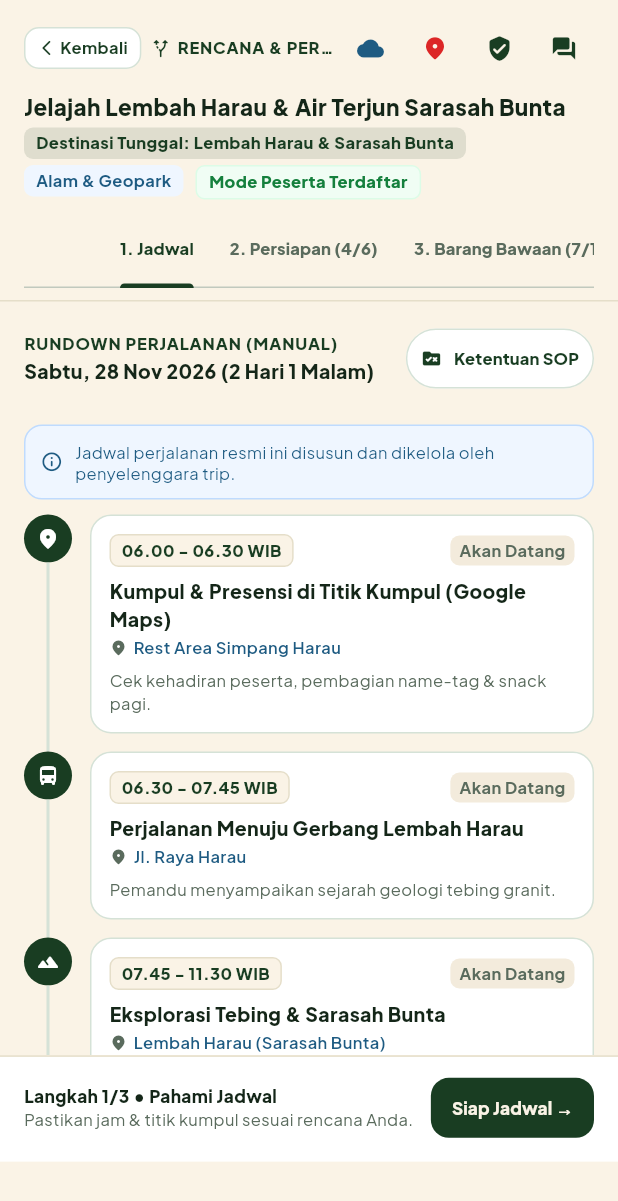
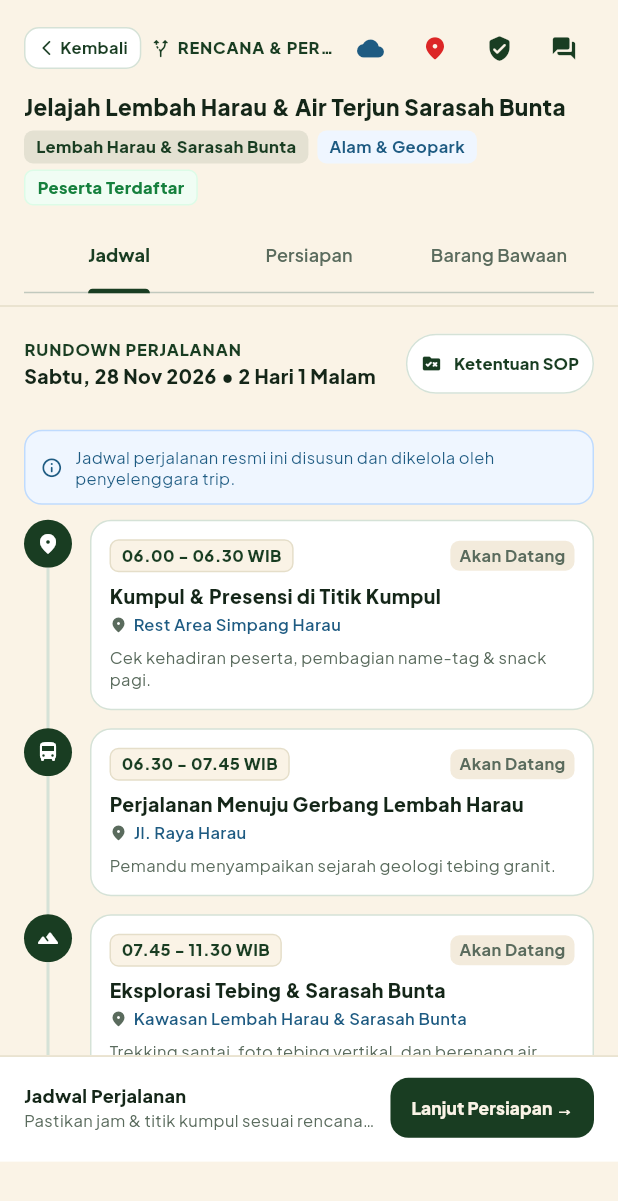
Before and after one commit to LuthfiaHasan/WISGO, a Flutter app: the TripPlannerDetailSheet widget shown alone on an empty page, opened directly with sample values from the repository, on a phone screen of 412 x 824 dp. Shown: the top 1201 px of the screen. Run offline on Flutter 3.47's test engine with Material 3 defaults, Android fonts, the phone set to English and light mode, and no system bars; our stand-ins replace audioplayers, flutter_map, flutter_tts, google_fonts, latlong2, pdf and 2 more; missing offline and left inert: dart:js_interop, dart:ui_web, panorama_viewer; accounts and stored records are empty; network calls fail.

Commit message:
refactor(trip-planner): clean up Rencana & Persiapan tabs and remove fraction counters

```diff
--- a/mobile/lib/features/trip_planner/models/open_trip_model.dart
+++ b/mobile/lib/features/trip_planner/models/open_trip_model.dart
@@ -925,7 +925,7 @@ final List<OpenTripItem> kMockOpenTrips = [
     itinerary: [
       TripItineraryStep(
         time: '06.00 - 06.30 WIB',
-        activity: 'Kumpul & Presensi di Titik Kumpul (Google Maps)',
+        activity: 'Kumpul & Presensi di Titik Kumpul',
         location: 'Rest Area Simpang Harau',
         notes: 'Cek kehadiran peserta, pembagian name-tag & snack pagi.',
         status: 'Akan Datang',
@@ -942,7 +942,7 @@ final List<OpenTripItem> kMockOpenTrips = [
       TripItineraryStep(
         time: '07.45 - 11.30 WIB',
         activity: 'Eksplorasi Tebing & Sarasah Bunta',
-        location: 'Lembah Harau (Sarasah Bunta)',
+        location: 'Kawasan Lembah Harau & Sarasah Bunta',
         notes: 'Trekking santai, foto tebing vertikal, dan berenang air terjun.',
         status: 'Akan Datang',
         icon: Icons.landscape_rounded,
--- a/mobile/lib/features/trip_planner/presentation/widgets/open_trip_participants_sheet.dart
+++ b/mobile/lib/features/trip_planner/presentation/widgets/open_trip_participants_sheet.dart
@@ -268,12 +268,16 @@ class _OpenTripParticipantsSheetState extends State<OpenTripParticipantsSheet> {
                                     ),
                                     _miniCheck(
                                       'Persiapan',
-                                      '${p.readinessDone}/${p.readinessTotal}',
+                                      p.readinessDone >= p.readinessTotal
+                                          ? 'Siap ✓'
+                                          : 'Proses',
                                       p.readinessDone >= p.readinessTotal,
                                     ),
                                     _miniCheck(
                                       'Barang',
-                                      '${p.packingDone}/${p.packingTotal}',
+                                      p.packingDone >= p.packingTotal
+                                          ? 'Siap ✓'
+                                          : 'Proses',
                                       p.packingDone >= p.packingTotal,
                                     ),
                                   ],
--- a/mobile/lib/features/trip_planner/presentation/widgets/trip_planner_detail_sheet.dart
+++ b/mobile/lib/features/trip_planner/presentation/widgets/trip_planner_detail_sheet.dart
@@ -107,19 +107,19 @@ class _TripPlannerDetailSheetState extends State<TripPlannerDetailSheet>
                     ),
                     child: Column(
                       crossAxisAlignment: CrossAxisAlignment.start,
-                      children: [
+                      children: const [
                         Text(
-                          '• Persiapan Trip: $readinessDone / $readinessTotal selesai',
-                          style: const TextStyle(
+                          '• Jadwal perjalanan sudah dipahami',
+                          style: TextStyle(
                             fontSize: 12,
                             fontWeight: FontWeight.w700,
                             color: AppColors.ink,
                           ),
                         ),
-                        const SizedBox(height: 4),
+                        SizedBox(height: 4),
                         Text(
-                          '• Barang Bawaan: $packingDone / $packingTotal selesai',
-                          style: const TextStyle(
+                          '• Persiapan & barang bawaan sudah lengkap',
+                          style: TextStyle(
                             fontSize: 12,
                             fontWeight: FontWeight.w700,
                             color: AppColors.ink,
@@ -401,9 +401,9 @@ class _TripPlannerDetailSheetState extends State<TripPlannerDetailSheet>
                     ),
                     const SizedBox(height: 12),
 
-                    // 1. JAM / WAKTU (DISEDIAKAN SISTEM)
+                    // 1. JAM / WAKTU
                     const Text(
-                      'PILIHAN JAM / WAKTU (DARI SISTEM):',
+                      'PILIHAN JAM / WAKTU',
                       style: TextStyle(fontSize: 11, fontWeight: FontWeight.w800, color: AppColors.forest),
                     ),
                     const SizedBox(height: 4),
@@ -464,16 +464,16 @@ class _TripPlannerDetailSheetState extends State<TripPlannerDetailSheet>
                     ),
                     const SizedBox(height: 10),
 
-                    // 2. NAMA KEGIATAN (DIISI MANUAL OLEH PEMBUAT TRIP)
+                    // 2. NAMA KEGIATAN
                     const Text(
-                      'NAMA KEGIATAN / AKTIVITAS (MANUAL):',
+                      'NAMA KEGIATAN',
                       style: TextStyle(fontSize: 11, fontWeight: FontWeight.w800, color: AppColors.forest),
                     ),
                     const SizedBox(height: 4),
                     TextField(
                       controller: activityCtrl,
                       decoration: InputDecoration(
-                        hintText: 'Cth: Kumpul & Briefing / Trekking Air Terjun',
+                        hintText: 'Kumpul & Briefing / Trekking Air Terjun',
                         hintStyle: const TextStyle(fontSize: 11, color: AppColors.muted),
                         filled: true,
                         fillColor: AppColors.cream,
@@ -483,16 +483,16 @@ class _TripPlannerDetailSheetState extends State<TripPlannerDetailSheet>
                     ),
                     const SizedBox(height: 10),
 
-                    // 3. LOKASI KEGIATAN (MANUAL)
+                    // 3. LOKASI KEGIATAN
                     const Text(
-                      'LOKASI / TEMPAT (MANUAL):',
+                      'LOKASI',
                       style: TextStyle(fontSize: 11, fontWeight: FontWeight.w800, color: AppColors.forest),
                     ),
                     const SizedBox(height: 4),
                     TextField(
                       controller: locationCtrl,
                       decoration: InputDecoration(
-                        hintText: 'Cth: Titik Kumpul Rest Area / Tebing Echo',
+                        hintText: 'Titik Kumpul Rest Area / Tebing Echo',
                         hintStyle: const TextStyle(fontSize: 11, color: AppColors.muted),
                         filled: true,
                         fillColor: AppColors.cream,
@@ -502,9 +502,9 @@ class _TripPlannerDetailSheetState extends State<TripPlannerDetailSheet>
                     ),
                     const SizedBox(height: 10),
 
-                    // 4. CATATAN / SOP (MANUAL)
+                    // 4. CATATAN
                     const Text(
-                      'CATATAN / INSTRUKSI KHUSUS (MANUAL):',
+                      'CATATAN KHUSUS',
                       style: TextStyle(fontSize: 11, fontWeight: FontWeight.w800, color: AppColors.forest),
                     ),
                     const SizedBox(height: 4),
@@ -512,7 +512,7 @@ class _TripPlannerDetailSheetState extends State<TripPlannerDetailSheet>
                       controller: notesCtrl,
                       maxLines: 2,
                       decoration: InputDecoration(
-                        hintText: 'Cth: Wajib memakai alas kaki antiselip & jaket',
+                        hintText: 'Wajib memakai alas kaki antiselip & jaket',
                         hintStyle: const TextStyle(fontSize: 11, color: AppColors.muted),
                         filled: true,
                         fillColor: AppColors.cream,
@@ -718,31 +718,31 @@ class _TripPlannerDetailSheetState extends State<TripPlannerDetailSheet>
                 ),
                 const SizedBox(height: 8),
 
-                // Trip Title & Single Destination Badge
+                // Trip Title & Destination Badge
                 Text(
                   widget.trip.title,
                   maxLines: 1,
                   overflow: TextOverflow.ellipsis,
                   style: const TextStyle(fontSize: 15, fontWeight: FontWeight.w800, color: AppColors.ink),
                 ),
-                const SizedBox(height: 4),
+                const SizedBox(height: 6),
                 Wrap(
-                  spacing: 8,
+                  spacing: 6,
                   runSpacing: 4,
                   children: [
                     Container(
-                      padding: const EdgeInsets.symmetric(horizontal: 8, vertical: 2.5),
+                      padding: const EdgeInsets.symmetric(horizontal: 8, vertical: 3),
                       decoration: BoxDecoration(
-                        color: AppColors.forest.withValues(alpha: 0.12),
+                        color: AppColors.forest.withValues(alpha: 0.10),
                         borderRadius: BorderRadius.circular(6),
                       ),
                       child: Text(
-                        'Destinasi Tunggal: ${widget.trip.singleDestination}',
+                        widget.trip.singleDestination,
                         style: const TextStyle(fontSize: 11, fontWeight: FontWeight.w800, color: AppColors.forest),
                       ),
                     ),
                     Container(
-                      padding: const EdgeInsets.symmetric(horizontal: 8, vertical: 2.5),
+                      padding: const EdgeInsets.symmetric(horizontal: 8, vertical: 3),
                       decoration: BoxDecoration(
                         color: AppColors.infoBg,
                         borderRadius: BorderRadius.circular(6),
@@ -753,7 +753,7 @@ class _TripPlannerDetailSheetState extends State<TripPlannerDetailSheet>
                       ),
                     ),
                     Container(
-                      padding: const EdgeInsets.symmetric(horizontal: 8, vertical: 2.5),
+                      padding: const EdgeInsets.symmetric(horizontal: 8, vertical: 3),
                       decoration: BoxDecoration(
                         color: widget.isOrganizerMode
                             ? AppColors.forest
@@ -771,10 +771,10 @@ class _TripPlannerDetailSheetState extends State<TripPlannerDetailSheet>
                       ),
                       child: Text(
                         widget.isOrganizerMode
-                            ? 'Mode Penyelenggara (Edit)'
+                            ? 'Penyelenggara'
                             : (widget.isJoinedParticipant
-                                ? 'Mode Peserta Terdaftar'
-                                : 'Pratinjau (Belum Daftar)'),
+                                ? 'Peserta Terdaftar'
+                                : 'Belum Terdaftar'),
                         style: TextStyle(
                           fontSize: 11,
                           fontWeight: FontWeight.w800,
@@ -790,27 +790,34 @@ class _TripPlannerDetailSheetState extends State<TripPlannerDetailSheet>
                 ),
                 const SizedBox(height: 10),
 
-                // TabBar (4 Fitur Perencanaan Inti â€” Komunikasi dipisah ke Grup Chat)
+                // TabBar Bersih Tanpa Angka Pecahan
                 TabBar(
                   controller: _tabController,
-                  isScrollable: true,
                   labelColor: AppColors.forest,
                   unselectedLabelColor: AppColors.muted,
                   indicatorColor: AppColors.forest,
-                  indicatorWeight: 3,
-                  labelPadding: const EdgeInsets.symmetric(horizontal: 12),
-                  labelStyle: const TextStyle(fontSize: 11, fontWeight: FontWeight.w800),
+                  indicatorWeight: 2.5,
+                  labelStyle: const TextStyle(fontSize: 12, fontWeight: FontWeight.w800),
+                  unselectedLabelStyle: const TextStyle(fontSize: 12, fontWeight: FontWeight.w600),
                   tabs: [
                     Tab(
                       text: widget.isJoinedParticipant && widget.trip.isScheduleReviewed
-                          ? '1. Jadwal ✓'
-                          : '1. Jadwal',
+                          ? 'Jadwal ✓'
+                          : 'Jadwal',
                     ),
                     Tab(
-                      text: '2. Persiapan ($readinessDone/$readinessTotal)',
+                      text: widget.isJoinedParticipant &&
+                              readinessTotal > 0 &&
+                              readinessDone >= readinessTotal
+                          ? 'Persiapan ✓'
+                          : 'Persiapan',
                     ),
                     Tab(
-                      text: '3. Barang Bawaan ($packingDone/$packingTotal)',
+                      text: widget.isJoinedParticipant &&
+                              packingTotal > 0 &&
+                              packingDone >= packingTotal
+                          ? 'Barang Bawaan ✓'
+                          : 'Barang Bawaan',
                     ),
                   ],
                 ),
@@ -913,7 +920,7 @@ class _TripPlannerDetailSheetState extends State<TripPlannerDetailSheet>
                             SizedBox(width: 8),
                             Expanded(
                               child: Text(
-                                'Mode Pratinjau — Daftar & bayar trip ini terlebih dahulu untuk mencentang persiapan & konfirmasi kesiapan.',
+                                'Daftar trip terlebih dahulu untuk mengisi checklist persiapan.',
                                 style: TextStyle(
                                   fontSize: 11.5,
                                   fontWeight: FontWeight.w600,
@@ -998,7 +1005,7 @@ class _TripPlannerDetailSheetState extends State<TripPlannerDetailSheet>
       );
     }
 
-    // Step 1: Jadwal -> "Saya Siap Jadwal"
+    // Step 1: Jadwal -> "Lanjut Persiapan"
     if (_currentTabIndex == 0) {
       return Row(
         children: [
@@ -1009,12 +1016,12 @@ class _TripPlannerDetailSheetState extends State<TripPlannerDetailSheet>
               children: [
                 Text(
                   trip.isScheduleReviewed
-                      ? 'Langkah 1/3 • Jadwal Siap ✓'
-                      : 'Langkah 1/3 • Pahami Jadwal',
+                      ? 'Jadwal Siap ✓'
+                      : 'Jadwal Perjalanan',
                   maxLines: 1,
                   overflow: TextOverflow.ellipsis,
                   style: TextStyle(
-                    fontSize: 11.5,
+                    fontSize: 12,
                     fontWeight: FontWeight.w800,
                     color: trip.isScheduleReviewed ? AppColors.success : AppColors.ink,
                   ),
@@ -1044,7 +1051,7 @@ class _TripPlannerDetailSheetState extends State<TripPlannerDetailSheet>
               ),
             ),
             child: const Text(
-              'Siap Jadwal →',
+              'Lanjut Persiapan →',
               style: TextStyle(fontSize: 11.5, fontWeight: FontWeight.w800),
             ),
           ),
@@ -1063,21 +1070,21 @@ class _TripPlannerDetailSheetState extends State<TripPlannerDetailSheet>
               children: [
                 Text(
                   allReadinessDone
-                      ? 'Langkah 2/3 • Persiapan Lengkap ✓'
-                      : 'Langkah 2/3 • Lengkapi Persiapan',
+                      ? 'Persiapan Lengkap ✓'
+                      : 'Checklist Persiapan',
                   maxLines: 1,
                   overflow: TextOverflow.ellipsis,
                   style: TextStyle(
-                    fontSize: 11.5,
+                    fontSize: 12,
                     fontWeight: FontWeight.w800,
                     color: allReadinessDone ? AppColors.success : AppColors.ink,
                   ),
                 ),
-                Text(
-                  'Tercentang $readinessDone dari $readinessTotal persiapan wajib.',
+                const Text(
+                  'Centang daftar persiapan sebelum lanjut ke barang bawaan.',
                   maxLines: 1,
                   overflow: TextOverflow.ellipsis,
-                  style: const TextStyle(fontSize: 11, color: AppColors.muted),
+                  style: TextStyle(fontSize: 11, color: AppColors.muted),
                 ),
               ],
             ),
@@ -1096,11 +1103,9 @@ class _TripPlannerDetailSheetState extends State<TripPlannerDetailSheet>
                 borderRadius: BorderRadius.circular(12),
               ),
             ),
-            child: Text(
-              allReadinessDone
-                  ? 'Lanjut Barang →'
-                  : 'Persiapan $readinessDone/$readinessTotal',
-              style: const TextStyle(fontSize: 11.5, fontWeight: FontWeight.w800),
+            child: const Text(
+              'Lanjut Barang →',
+              style: TextStyle(fontSize: 11.5, fontWeight: FontWeight.w800),
             ),
           ),
         ],
@@ -1110,17 +1115,17 @@ class _TripPlannerDetailSheetState extends State<TripPlannerDetailSheet>
     // Step 3: Barang Bawaan -> Finalisasi Semua
     final bool canFinalize =
         trip.isScheduleReviewed && allReadinessDone && allPackingDone;
-    String actionLabel = 'Finalisasi Semua ✓';
+    String actionLabel = 'Konfirmasi Kesiapan';
     VoidCallback? onPressed;
 
     if (!trip.isScheduleReviewed) {
-      actionLabel = 'Cek Jadwal Dulu';
+      actionLabel = 'Cek Jadwal';
       onPressed = () => _tabController.animateTo(0);
     } else if (!allReadinessDone) {
-      actionLabel = 'Cek Persiapan Dulu';
+      actionLabel = 'Cek Persiapan';
       onPressed = () => _tabController.animateTo(1);
     } else if (!allPackingDone) {
-      actionLabel = 'Barang $packingDone/$packingTotal';
+      actionLabel = 'Konfirmasi Kesiapan';
       onPressed = null;
     } else {
       onPressed = () => _showReadinessConfirmDialog(
@@ -1140,21 +1145,21 @@ class _TripPlannerDetailSheetState extends State<TripPlannerDetailSheet>
             children: [
               Text(
                 canFinalize
-                    ? 'Langkah 3/3 • Siap Finalisasi!'
-                    : 'Langkah 3/3 • Lengkapi Barang Bawaan',
+                    ? 'Siap Berangkat ✓'
+                    : 'Checklist Barang Bawaan',
                 maxLines: 1,
                 overflow: TextOverflow.ellipsis,
                 style: TextStyle(
-                  fontSize: 11.5,
+                  fontSize: 12,
                   fontWeight: FontWeight.w800,
                   color: canFinalize ? AppColors.success : AppColors.ink,
                 ),
               ),
-              Text(
-                'Barang bawaan $packingDone/$packingTotal siap di tas.',
+              const Text(
+                'Centang barang bawaan Anda sebelum konfirmasi kesiapan.',
                 maxLines: 1,
                 overflow: TextOverflow.ellipsis,
-                style: const TextStyle(fontSize: 11, color: AppColors.muted),
+                style: TextStyle(fontSize: 11, color: AppColors.muted),
               ),
             ],
           ),
@@ -1197,11 +1202,11 @@ class _TripPlannerDetailSheetState extends State<TripPlannerDetailSheet>
                 crossAxisAlignment: CrossAxisAlignment.start,
                 children: [
                   const Text(
-                    'RUNDOWN PERJALANAN (MANUAL)',
+                    'RUNDOWN PERJALANAN',
                     style: TextStyle(fontSize: 11, fontWeight: FontWeight.w800, letterSpacing: 0.6, color: AppColors.forest),
                   ),
                   Text(
-                    '${widget.trip.departureDate} (${widget.trip.duration})',
+                    '${widget.trip.departureDate} • ${widget.trip.duration}',
                     style: const TextStyle(fontSize: 13, fontWeight: FontWeight.w800, color: AppColors.ink),
                   ),
                 ],
@@ -1502,62 +1507,18 @@ class _TripPlannerDetailSheetState extends State<TripPlannerDetailSheet>
   }
 
   // ===========================================================================
-  // TAB 2: CHECKLIST PERJALANAN (Item 1 Trip Planner)
+  // TAB 2: CHECKLIST PERSIAPAN
   // ===========================================================================
   Widget _buildReadinessChecklistTab(int doneCount, int totalCount, double percent) {
     return ListView(
       padding: const EdgeInsets.fromLTRB(16, 14, 16, 24),
       children: [
-        // Progress Card
-        Container(
-          padding: const EdgeInsets.all(14),
-          decoration: BoxDecoration(
-            color: Colors.white,
-            borderRadius: BorderRadius.circular(16),
-            border: Border.all(color: AppColors.sageBorder),
-          ),
-          child: Column(
-            crossAxisAlignment: CrossAxisAlignment.start,
-            children: [
-              Row(
-                mainAxisAlignment: MainAxisAlignment.spaceBetween,
-                children: [
-                  const Text(
-                    'Persiapan Wajib Peserta (Dari Penyelenggara)',
-                    style: TextStyle(fontSize: 13.5, fontWeight: FontWeight.w800, color: AppColors.forest),
-                  ),
-                  Text(
-                    '${(percent * 100).toInt()}% Siap',
-                    style: const TextStyle(fontSize: 13, fontWeight: FontWeight.w900, color: AppColors.forest),
-                  ),
-                ],
-              ),
-              const SizedBox(height: 6),
-              ClipRRect(
-                borderRadius: BorderRadius.circular(6),
-                child: LinearProgressIndicator(
-                  value: percent,
-                  minHeight: 8,
-                  backgroundColor: AppColors.cream,
-                  valueColor: const AlwaysStoppedAnimation<Color>(AppColors.forest),
-                ),
-              ),
-              const SizedBox(height: 6),
-              Text(
-                'Centang tiap persiapan dari penyelenggara di bawah, lalu tekan Konfirmasi Siap ($doneCount/$totalCount selesai).',
-                style: const TextStyle(fontSize: 11, color: AppColors.muted),
-              ),
-            ],
-          ),
-        ),
-        const SizedBox(height: 12),
-
         // Action: Tambah Checklist (Khusus Penyelenggara)
         Row(
           mainAxisAlignment: MainAxisAlignment.spaceBetween,
           children: [
             const Text(
-              'DAFTAR PERSIAPAN WAJIB PESERTA',
+              'DAFTAR PERSIAPAN PESERTA',
               style: TextStyle(fontSize: 11, fontWeight: FontWeight.w800, letterSpacing: 0.6, color: AppColors.forest),
             ),
             if (widget.isOrganizerMode)
@@ -1615,56 +1576,23 @@ class _TripPlannerDetailSheetState extends State<TripPlannerDetailSheet>
     return ListView(
       padding: const EdgeInsets.fromLTRB(16, 14, 16, 24),
       children: [
-        Container(
-          padding: const EdgeInsets.all(12),
-          decoration: BoxDecoration(
-            color: Colors.white,
-            borderRadius: BorderRadius.circular(14),
-            border: Border.all(color: AppColors.sageBorder),
-          ),
-          child: Row(
-            mainAxisAlignment: MainAxisAlignment.spaceBetween,
-            children: [
-              Row(
-                children: [
-                  const Icon(Icons.luggage_rounded, color: AppColors.forest, size: 22),
-                  const SizedBox(width: 10),
-                  Column(
-                    crossAxisAlignment: CrossAxisAlignment.start,
-                    children: [
-                      const Text(
-                        'Status Perlengkapan Bawaan',
-                        style: TextStyle(fontSize: 12.5, fontWeight: FontWeight.w800, color: AppColors.forest),
-                      ),
-                      Text(
-                        '$packedCount dari $totalCount barang siap di tas',
-                        style: const TextStyle(fontSize: 11, color: AppColors.muted),
-                      ),
-                    ],
-                  ),
-                ],
-              ),
-              if (widget.isOrganizerMode)
-                OutlinedButton.icon(
-                  onPressed: _showAddPackingDialog,
-                  icon: const Icon(Icons.add_rounded, size: 14),
-                  label: const Text('Tambah', style: TextStyle(fontSize: 11, fontWeight: FontWeight.w800)),
-                  style: OutlinedButton.styleFrom(
-                    foregroundColor: AppColors.forest,
-                    side: const BorderSide(color: AppColors.forest),
-                    padding: const EdgeInsets.symmetric(horizontal: 10, vertical: 4),
-                  ),
-                ),
-            ],
-          ),
+        Row(
+          mainAxisAlignment: MainAxisAlignment.spaceBetween,
+          children: [
+            const Text(
+              'DAFTAR BARANG BAWAAN',
+              style: TextStyle(fontSize: 11, fontWeight: FontWeight.w800, letterSpacing: 0.6, color: AppColors.forest),
+            ),
+            if (widget.isOrganizerMode)
+              TextButton.icon(
+                onPressed: _showAddPackingDialog,
+                icon: const Icon(Icons.add_rounded, size: 14),
+                label: const Text('Tambah Item', style: TextStyle(fontSize: 11, fontWeight: FontWeight.w800)),
+                style: TextButton.styleFrom(foregroundColor: AppColors.forest),
+              ),
+          ],
         ),
-        const SizedBox(height: 12),
-
-        const Text(
-          'CHECKLIST BARANG BAWAAN PESERTA',
-          style: TextStyle(fontSize: 11, fontWeight: FontWeight.w800, letterSpacing: 0.6, color: AppColors.forest),
-        ),
-        const SizedBox(height: 8),
+        const SizedBox(height: 6),
 
         ...widget.trip.packingList.map((pack) {
           final canToggle = !widget.isOrganizerMode && widget.isJoinedParticipant;
```
Also changed, not shown: 1 other file.
